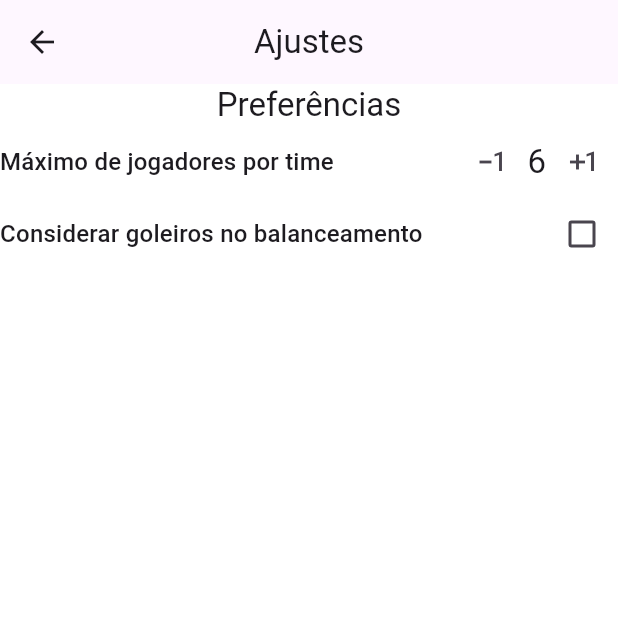
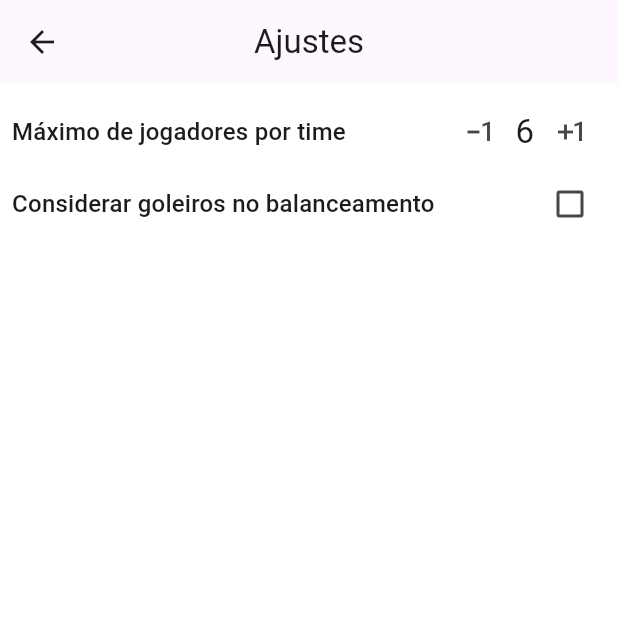
Before and after one commit to jonUrsulino/equilibrium, a Flutter app: the SettingsScreen screen opened by its route, on a phone screen of 412 x 824 dp, the top half of it. Run offline on Flutter 3.47's test engine with Material 3 defaults, Android fonts, the phone set to English and light mode, and no system bars; our stand-ins replace equatable, flutter_rating_stars, get_it, go_router, signals; missing offline and left inert: pair.

Commit message:
A few little changes

```diff
--- a/lib/domain/presence.dart
+++ b/lib/domain/presence.dart
@@ -36,11 +36,12 @@ class PresencePlayers {
     HomeArrivingPlayer.initial(Player.normal("Silvano", 1)),
     HomeArrivingPlayer.initial(Player.normal("Fabinho", 1)),
     HomeArrivingPlayer.initial(Player.normal("Bino", 1)),
+    HomeArrivingPlayer.initial(Player.normal("Rafa", 2)),
     HomeArrivingPlayer.initial(Player.goalkeeper("Fabão", 2)),
     HomeArrivingPlayer.initial(Player.goalkeeper("Amigo Danilo", 4)),
   ]..sort((a, b) => a.player.name.compareTo(b.player.name));
 
-  late final ListSignal<HomeArrivingPlayer> _arrived = ListSignal([]);
+  final ListSignal<HomeArrivingPlayer> _arrived = ListSignal([]);
 
   late final ListSignal<HomeArrivingPlayer> _arriving =
       ListSignal(_listHomeArriving);
--- a/lib/presentation/screen/presence_screen.dart
+++ b/lib/presentation/screen/presence_screen.dart
@@ -14,7 +14,9 @@ class PresenceScreen extends StatelessWidget {
 
   @override
   Widget build(BuildContext context) {
-    return Column(
+    return Padding(
+      padding: const EdgeInsets.all(8.0),
+      child: Column(
         children: [
           Expanded(
             child: Watch(
@@ -33,6 +35,7 @@ class PresenceScreen extends StatelessWidget {
                         homeArrivedPlayer.player,
                         value,
                       ),
+                      showStars: true,
                     );
                   },
                 );
@@ -40,6 +43,7 @@ class PresenceScreen extends StatelessWidget {
             ),
           ),
         ],
+      ),
     );
   }
 
--- a/lib/presentation/screen/settings.dart
+++ b/lib/presentation/screen/settings.dart
@@ -23,12 +23,10 @@ class SettingsScreen extends StatelessWidget {
           },
         ),
       ),
-      body: Column(
+      body: Padding(
+        padding: const EdgeInsets.all(8.0),
+        child: Column(
           children: [
-          Text(
-            'Preferências',
-            style: Theme.of(context).textTheme.titleLarge,
-          ),
             Column(
               children: [
                 Row(
@@ -74,6 +72,7 @@ class SettingsScreen extends StatelessWidget {
             ),
           ],
         ),
+      ),
     );
   }
 }
```
Also changed, not shown: lib/presentation/screen/arriving_bottom_sheet.dart (+3 -6 lines), lib/presentation/screen/balance_screen.dart (+49 -33 lines), lib/presentation/screen/player_tile.dart (+10 -4 lines). Lines whose indentation alone changed are shown as unchanged.
